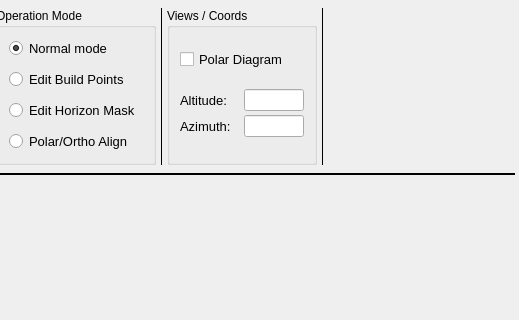
Qt form mw4/gui/widgets/hemisphere.ui (mworion/MountWizzard4) before a commit; both pictures show x 281 to 800 and y 0 to 320 of the 800 by 600 pixel window.
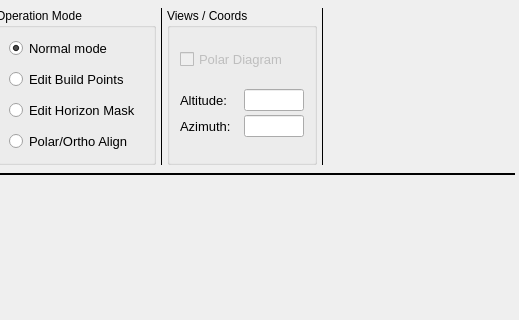
The same form after that commit.

```diff
--- a/mw4/gui/widgets/hemisphere.ui
+++ b/mw4/gui/widgets/hemisphere.ui
@@ -317,7 +317,7 @@
         <item>
          <widget class="QCheckBox" name="showPolar">
           <property name="enabled">
-           <bool>true</bool>
+           <bool>false</bool>
           </property>
           <property name="maximumSize">
            <size>
```
